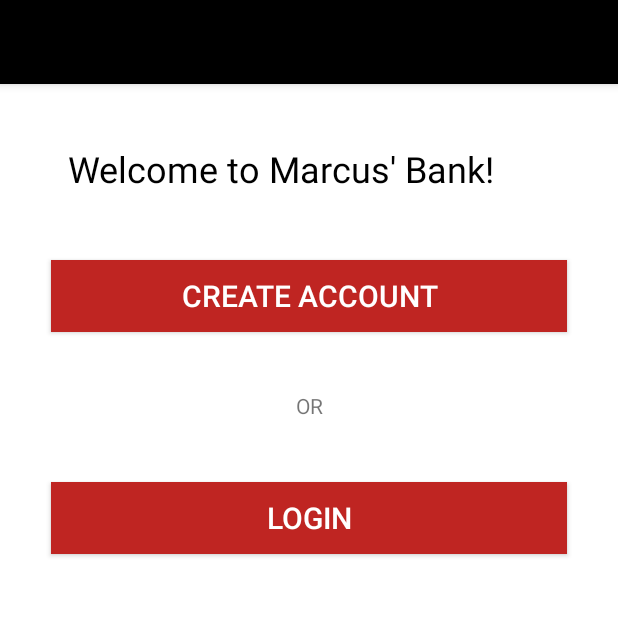
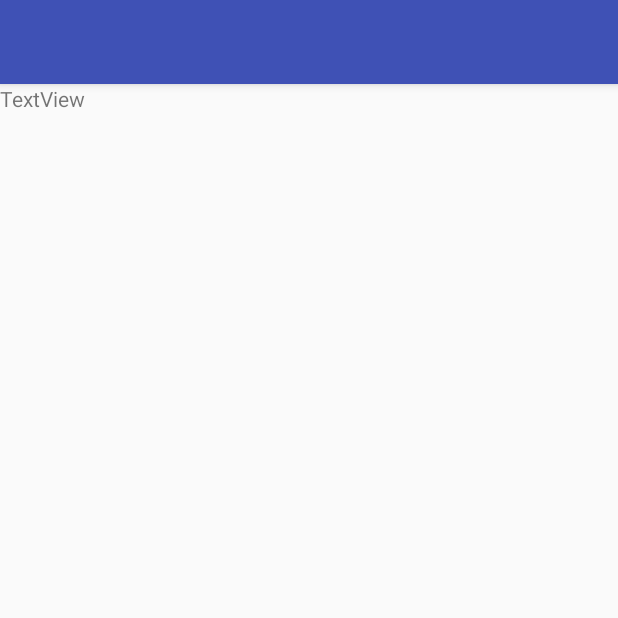
Before and after one commit to azamean/Bank, an Android app: the screen it shows after launch (MainActivity before the commit, Login after it), after a tap on "LOGIN", on a phone screen of 412 x 824 dp, the top half of it. Run offline under Robolectric (Android 15) with nearby library versions, the phone set to English and light mode, and no system bars.

Commit message:
Added a new login activity

```diff
--- a/BankingApp/app/build.gradle
+++ b/BankingApp/app/build.gradle
@@ -27,5 +27,6 @@ dependencies {
     compile 'com.android.support:appcompat-v7:25.2.0'
     compile 'com.android.support.constraint:constraint-layout:1.0.1'
     compile 'com.android.support:design:25.2.0'
+    compile 'com.android.support:support-v4:25.2.0'
     testCompile 'junit:junit:4.12'
 }
--- a/BankingApp/app/src/main/AndroidManifest.xml
+++ b/BankingApp/app/src/main/AndroidManifest.xml
@@ -1,6 +1,11 @@
 <?xml version="1.0" encoding="utf-8"?>
 <manifest xmlns:android="http://schemas.android.com/apk/res/android"
     package="marcusobyrne.bankingapp">
+
+    <!-- To auto-complete the email text field in the login form with the user's emails -->
+    <uses-permission android:name="android.permission.GET_ACCOUNTS" />
+    <uses-permission android:name="android.permission.READ_PROFILE" />
+    <uses-permission android:name="android.permission.READ_CONTACTS" />
 
     <application
         android:allowBackup="true"
@@ -20,6 +25,7 @@
             </intent-filter>
         </activity>
         <activity android:name=".newUser" />
+        <activity android:name=".Login"></activity>
     </application>
 
 </manifest>
--- /dev/null
+++ b/BankingApp/app/src/main/java/marcusobyrne/bankingapp/Login.java
@@ -0,0 +1,19 @@
+package marcusobyrne.bankingapp;
+
+import android.support.v7.app.AppCompatActivity;
+import android.os.Bundle;
+import android.view.View;
+
+public class Login extends AppCompatActivity {
+
+    @Override
+    protected void onCreate(Bundle savedInstanceState) {
+        super.onCreate(savedInstanceState);
+        setContentView(R.layout.activity_login);
+        setTitle("");
+    }
+
+    public void loginClick(View view){
+
+    }
+}
--- a/BankingApp/app/src/main/java/marcusobyrne/bankingapp/MainActivity.java
+++ b/BankingApp/app/src/main/java/marcusobyrne/bankingapp/MainActivity.java
@@ -42,16 +42,13 @@ public class MainActivity extends AppCompatActivity {
         Intent newUser = new Intent(this, newUser.class);
         startActivity(newUser);
 
-        /*         Was used for testing button clicks
-        textView = (TextView) (findViewById(R.id.textViewWelcome));
-        if(num == 0){
-            textView.setTextColor(Color.parseColor("#FF0000"));
-            num = 1;
-        }else{
-            textView.setTextColor(Color.parseColor("#0000FF"));
-            num = 0;
-        }
-        */
+    }
+
+    public void loginClicked(View view){
+
+        Intent login = new Intent(this, Login.class);
+        startActivity(login);
+
     }
     /*
     @Override
--- a/BankingApp/app/src/main/java/marcusobyrne/bankingapp/newUser.java
+++ b/BankingApp/app/src/main/java/marcusobyrne/bankingapp/newUser.java
@@ -27,6 +27,8 @@ public class newUser extends AppCompatActivity {
     protected void onCreate(Bundle savedInstanceState) {
         super.onCreate(savedInstanceState);
         setContentView(R.layout.activity_new_user);
+        setTitle("");
+
         Name = (EditText) findViewById(R.id.Name);
         Address1 = (EditText) findViewById(R.id.Address1);
         Address2 = (EditText) findViewById(R.id.Address2);
--- /dev/null
+++ b/BankingApp/app/src/main/res/layout/activity_login.xml
@@ -0,0 +1,16 @@
+<?xml version="1.0" encoding="utf-8"?>
+<android.support.constraint.ConstraintLayout xmlns:android="http://schemas.android.com/apk/res/android"
+    xmlns:app="http://schemas.android.com/apk/res-auto"
+    xmlns:tools="http://schemas.android.com/tools"
+    android:layout_width="match_parent"
+    android:layout_height="match_parent"
+    tools:context="marcusobyrne.bankingapp.Login">
+
+    <TextView
+        android:id="@+id/textView"
+        android:layout_width="wrap_content"
+        android:layout_height="wrap_content"
+        android:text="TextView"
+        tools:layout_editor_absoluteX="16dp"
+        tools:layout_editor_absoluteY="58dp" />
+</android.support.constraint.ConstraintLayout>
--- a/BankingApp/app/src/main/res/values/colors.xml
+++ b/BankingApp/app/src/main/res/values/colors.xml
@@ -3,4 +3,6 @@
     <color name="colorPrimary">#3f51b5</color>
     <color name="colorPrimaryDark">#303f9f</color>
     <color name="colorAccent">#FF4081</color>
+
+    <color name="black_overlay">#66000000</color>
 </resources>
--- a/BankingApp/app/src/main/res/values/dimens.xml
+++ b/BankingApp/app/src/main/res/values/dimens.xml
@@ -1,3 +1,6 @@
 <resources>
     <dimen name="fab_margin">16dp</dimen>
+    <!-- Default screen margins, per the Android Design guidelines. -->
+    <dimen name="activity_horizontal_margin">16dp</dimen>
+    <dimen name="activity_vertical_margin">16dp</dimen>
 </resources>
```
Also changed, not shown: BankingApp/app/src/main/res/values/attrs.xml (added, +12 -0 lines), BankingApp/app/src/main/res/values/strings.xml (+18 -0 lines), BankingApp/app/src/main/res/values/styles.xml (+12 -0 lines).
